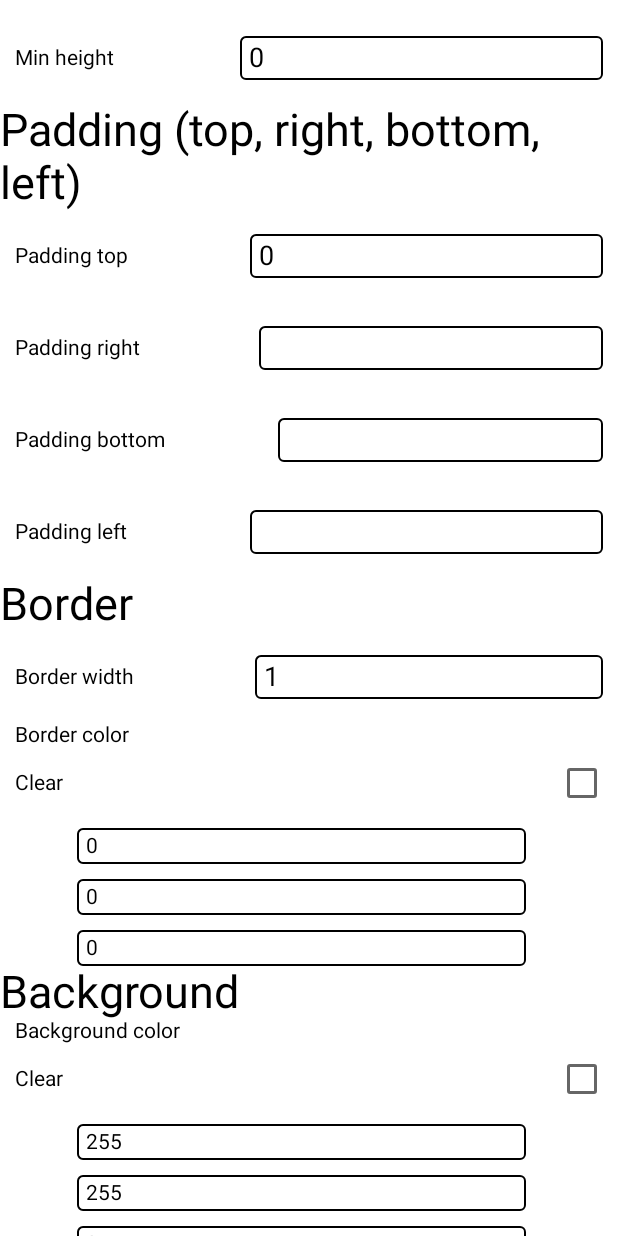
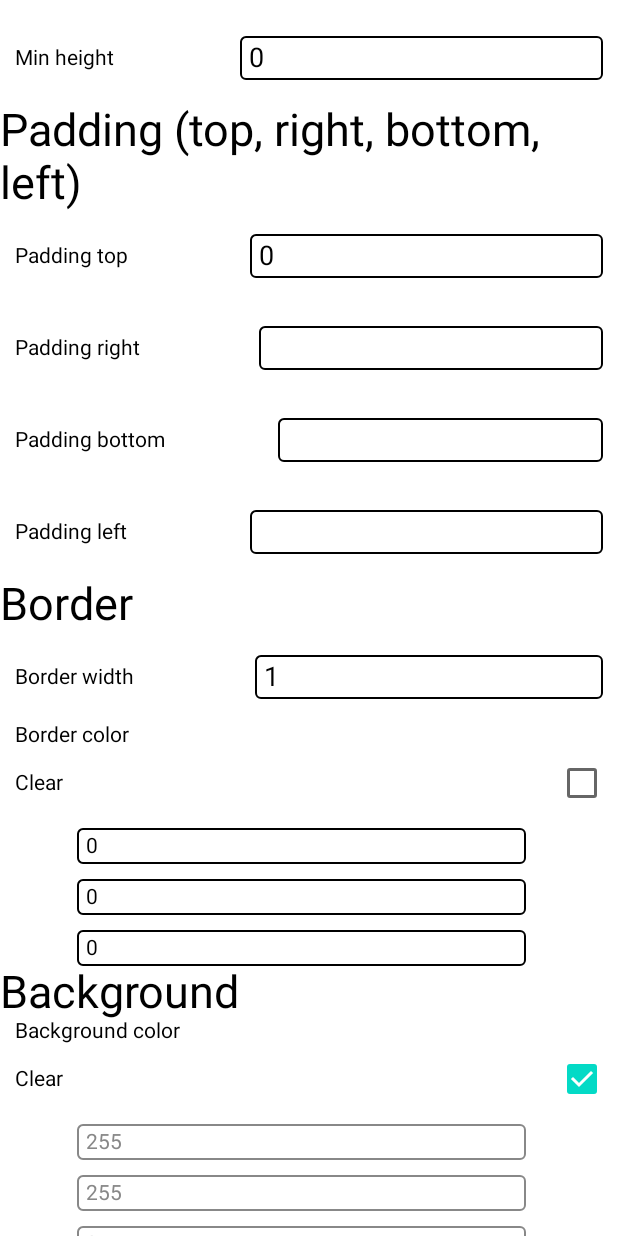
Before and after one commit to d4ndelion/control-text, an Android app built with Jetpack Compose: the @Preview function OptionsScreenContent_Preview, scrolled down 576 dp, on a phone screen of 412 x 824 dp. Run offline under Robolectric (Android 15) with nearby library versions, the phone set to English and light mode, and no system bars.

Commit message:
fix border fix clear check

```diff
--- a/app/src/main/java/com/dandelion/controltext/data/CommonOptions.kt
+++ b/app/src/main/java/com/dandelion/controltext/data/CommonOptions.kt
@@ -33,11 +33,14 @@ interface CommonOptions {
     //<editor-fold desc="Border">
     var borderWidth: Dp
     var borderColor: Color
+    var isBorderColorClear: Boolean
     //</editor-fold>
 
     //<editor-fold desc="Background">
     var background: Color
+    var isBackgroundClear: Boolean
     var shadowColor: Color
+    var isShadowColorClear: Boolean
     var shadowOpacity: Dp
     var shadowOffsetX: Dp
     var shadowOffsetY: Dp
@@ -48,6 +51,7 @@ interface CommonOptions {
     var font: Item<FontFamily>
     var fontSize: TextUnit
     var textColor: Color
+    var isTextColorClear: Boolean
     var lineSpacing: TextUnit
     var lineCount: Int
     var isScrollable: Boolean
@@ -57,5 +61,6 @@ interface CommonOptions {
     //<editor-fold desc="Underline">
     var underlineThickness: Dp
     var underlineColor: Color
+    var isUnderlineColorClear: Boolean
     //</editor-fold>
 }
--- a/app/src/main/java/com/dandelion/controltext/data/TextFieldOptions.kt
+++ b/app/src/main/java/com/dandelion/controltext/data/TextFieldOptions.kt
@@ -3,7 +3,7 @@ package com.dandelion.controltext.data
 import androidx.compose.ui.Alignment
 import androidx.compose.ui.graphics.Color
 import androidx.compose.ui.graphics.Color.Companion.Black
-import androidx.compose.ui.graphics.Color.Companion.Transparent
+import androidx.compose.ui.graphics.Color.Companion.Blue
 import androidx.compose.ui.graphics.Color.Companion.White
 import androidx.compose.ui.text.font.FontFamily
 import androidx.compose.ui.text.input.KeyboardType
@@ -28,24 +28,30 @@ data class TextFieldOptions(
     override var paddingBottom: Dp? = null,
     override var borderWidth: Dp = 1.dp,
     override var borderColor: Color = Black,
+    override var isBorderColorClear: Boolean = false,
     override var background: Color = White,
+    override var isBackgroundClear: Boolean = true,
     override var shadowColor: Color = Black,
-    override var shadowOpacity: Dp = 4.dp,
+    override var isShadowColorClear: Boolean = false,
+    override var shadowOpacity: Dp = 10.dp,
     override var shadowOffsetX: Dp = 0.dp,
     override var shadowOffsetY: Dp = 0.dp,
     override var shadowSize: Dp = 0.dp,
     override var font: Item<FontFamily> = steagalFontRegular,
     override var fontSize: TextUnit = 10.sp,
     override var textColor: Color = Black,
+    override var isTextColorClear: Boolean = false,
     override var lineSpacing: TextUnit = TextUnit.Unspecified,
     override var lineCount: Int = 0,
     override var isScrollable: Boolean = true,
     override var textAlignment: Item<TextAlign> = left,
     override var underlineThickness: Dp = 0.dp,
     override var underlineColor: Color = Black,
+    override var isUnderlineColorClear: Boolean = false,
     var dynamicHeight: Boolean = false, // todo
     var defaultText: String = "",
     var defaultTextColor: Color = Black,
+    var isDefaultTextColorClear: Boolean = false,
     var maxCharacters: Int = 0,
     var secureTextEntry: Boolean = false,
     var keyboardType: Item<KeyboardType> = text,
@@ -55,7 +61,7 @@ data class TextFieldOptions(
     var firstResponder: Boolean = false
 ) : CommonOptions {
     override fun toString() = """
-            Input is disabled.
+            Input is enabled.
             radius = $radius
 
     Position
@@ -128,8 +134,11 @@ fun TextFieldOptions.toTextOptions() = TextOptions(
     paddingBottom,
     borderWidth,
     borderColor,
+    isBorderColorClear,
     background,
+    isBackgroundClear,
     shadowColor,
+    isShadowColorClear,
     shadowOpacity,
     shadowOffsetX,
     shadowOffsetY,
@@ -137,17 +146,21 @@ fun TextFieldOptions.toTextOptions() = TextOptions(
     font,
     fontSize,
     textColor,
+    isTextColorClear,
     lineSpacing,
     lineCount,
     isScrollable,
     textAlignment,
     underlineThickness,
     underlineColor,
+    isUnderlineColorClear,
     content = "",
     link = "",
-    linkColor = Black,
+    linkColor = Blue,
+    isLinkColorClear = false,
     linkFont = steagalFontRegular,
     linkFontSize = 10.sp,
-    linkUnderlineColor = Transparent,
+    linkUnderlineColor = Blue,
+    isLinkUnderlineColorClear = false,
     linkUnderlineThickness = 0.dp
 )
--- a/app/src/main/java/com/dandelion/controltext/ui/components/ColorInput.kt
+++ b/app/src/main/java/com/dandelion/controltext/ui/components/ColorInput.kt
@@ -34,7 +34,13 @@ import androidx.compose.ui.unit.sp
 import androidx.core.text.isDigitsOnly
 
 @Composable
-fun ColorInput(label: String, initValue: Color, defaultClear: Boolean = false, onColorChange: (Color) -> Unit) {
+fun ColorInput(
+    label: String,
+    initValue: Color,
+    defaultClear: Boolean,
+    onCheckedChange: (Boolean) -> Unit,
+    onColorChange: (Color) -> Unit
+) {
 
     var r by remember(onColorChange) {
         mutableStateOf((initValue.red * 255).toInt().toString())
@@ -55,7 +61,8 @@ fun ColorInput(label: String, initValue: Color, defaultClear: Boolean = false, o
                 .padding(start = 10.dp)
                 .fillMaxWidth(), text = label
         )
-        LabeledCheckbox(checked = clear, label = "Clear", onCheckedChange = {
+        LabeledOptionCheckbox(checked = clear, label = "Clear", onCheckedChange = {
+            onCheckedChange(it)
             clear = it
             if (clear) {
                 onColorChange(Transparent)
@@ -108,6 +115,6 @@ private fun ColorInput_Preview() {
             .fillMaxSize()
             .background(White)
     ) {
-        ColorInput(label = "asd", initValue = Transparent, onColorChange = {})
+        ColorInput(label = "asd", initValue = Transparent, onColorChange = {}, defaultClear = false, onCheckedChange = {})
     }
 }
--- a/app/src/main/java/com/dandelion/controltext/ui/screens/options/Options.kt
+++ b/app/src/main/java/com/dandelion/controltext/ui/screens/options/Options.kt
@@ -122,10 +122,16 @@ private fun Configuration(currentField: CommonOptions) {
             NumericFieldNullable("Padding left", paddingLeft) { paddingLeft = it?.dp }
             SectionText(text = "Border")
             NumericField("Border width", borderWidth) { borderWidth = it.dp }
-            ColorInput("Border color", borderColor) { borderColor = it }
+            ColorInput("Border color", borderColor, isBorderColorClear, { isBorderColorClear = it }) {
+                borderColor = it
+            }
             SectionText(text = "Background")
-            ColorInput("Background color", background) { background = it }
-            ColorInput("Shadow color", shadowColor) { shadowColor = it }
+            ColorInput("Background color", background, isBackgroundClear, { isBackgroundClear = it }) {
+                background = it
+            }
+            ColorInput("Shadow color", shadowColor, isShadowColorClear, { isShadowColorClear = it }) {
+                shadowColor = it
+            }
             NumericField("Shadow opacity", shadowOpacity) { shadowOpacity = it.dp }
             NegativeNumericField("Shadow offset x", shadowOffsetX) { shadowOffsetX = it.dp }
             NegativeNumericField("Shadow offset y", shadowOffsetY) { shadowOffsetY = it.dp }
@@ -138,7 +144,7 @@ private fun Configuration(currentField: CommonOptions) {
                 onItemClick = { font = it },
                 item = { Text(it.name) })
             NumericField("Font size", fontSize) { fontSize = it.sp }
-            ColorInput("Text color", textColor) { textColor = it }
+            ColorInput("Text color", textColor, isTextColorClear, { isTextColorClear = it }) { textColor = it }
             NumericField("Line spacing", lineSpacing) { lineSpacing = it.sp }
             NumericField("Line count", lineCount) { lineCount = it }
             LabeledOptionCheckbox("Scrollable", isScrollable) { isScrollable = it }
@@ -150,7 +156,11 @@ private fun Configuration(currentField: CommonOptions) {
                 item = { Text(it.name) })
             SectionText(text = "Underline")
             NumericField("Underline Thickness", underlineThickness) { underlineThickness = it.dp }
-            ColorInput("Underline color", underlineColor) { underlineColor = it }
+            ColorInput(
+                "Underline color",
+                underlineColor,
+                isUnderlineColorClear,
+                { isUnderlineColorClear = it }) { underlineColor = it }
             SectionText(text = "Features")
             when (this) {
                 is TextOptions -> TextFeatures(this)
@@ -165,7 +175,7 @@ fun TextFeatures(currentField: TextOptions) {
     with(currentField) {
         TextOptionField("Content", content) { content = it }
         TextOptionField("Link", link) { link = it }
-        ColorInput("Link color", linkColor) { linkColor = it }
+        ColorInput("Link color", linkColor, isLinkColorClear, { isLinkColorClear = it }) { linkColor = it }
         ItemDropdown(
             label = "Link font",
             initialItem = linkFont,
@@ -173,7 +183,11 @@ fun TextFeatures(currentField: TextOptions) {
             onItemClick = { linkFont = it },
             item = { Text(it.name) })
         NumericField("Link font size", linkFontSize) { linkFontSize = it.sp }
-        ColorInput("Link underline color", linkUnderlineColor) { linkUnderlineColor = it }
+        ColorInput(
+            "Link underline color",
+            linkUnderlineColor,
+            isLinkUnderlineColorClear,
+            { isLinkUnderlineColorClear = it }) { linkUnderlineColor = it }
         NumericField("Link underline thickness", linkUnderlineThickness) { linkUnderlineThickness = it.dp }
     }
 }
@@ -182,7 +196,11 @@ fun TextFeatures(currentField: TextOptions) {
 fun TextFieldFeatures(currentField: TextFieldOptions) {
     with(currentField) {
         TextOptionField("Default text", defaultText) { defaultText = it }
-        ColorInput("Default text color", defaultTextColor) { defaultTextColor = it }
+        ColorInput(
+            "Default text color",
+            defaultTextColor,
+            isDefaultTextColorClear,
+            { isDefaultTextColorClear = it }) { defaultTextColor = it }
         NumericField("Max characters", maxCharacters) { maxCharacters = it }
         LabeledOptionCheckbox("Secure text entry", secureTextEntry) { secureTextEntry = it }
         ItemDropdown(
```
Also changed, not shown: app/src/main/java/com/dandelion/controltext/data/TextOptions.kt (+16 -4 lines), app/src/main/java/com/dandelion/controltext/ui/screens/output/Output.kt (+31 -19 lines).
